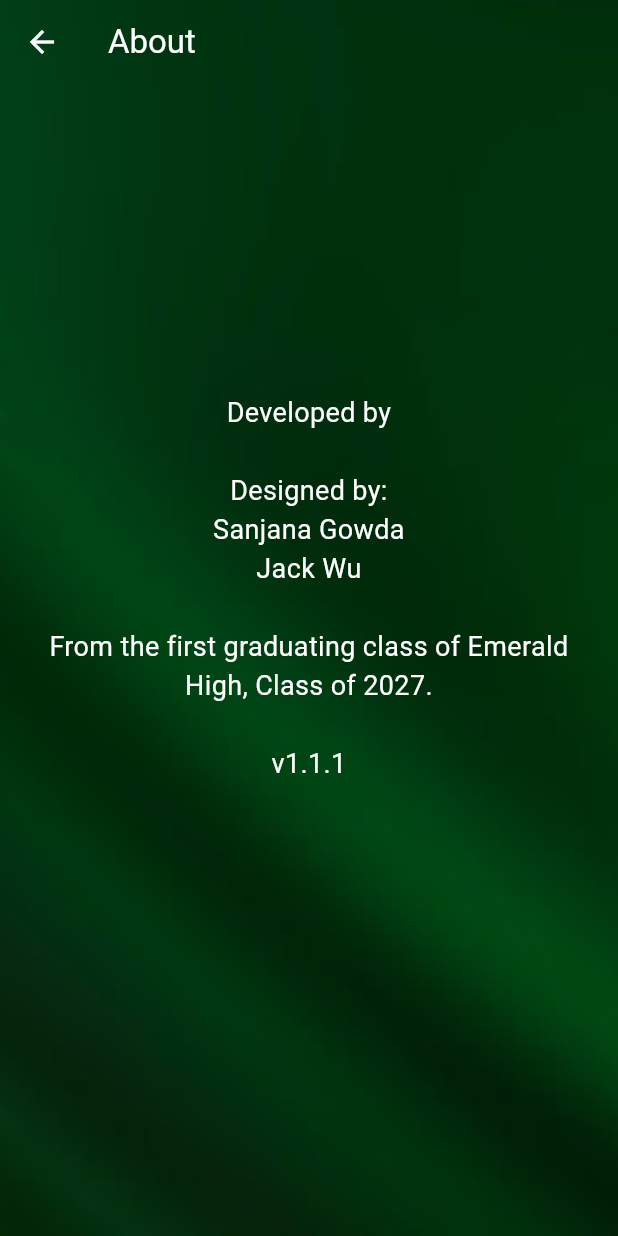
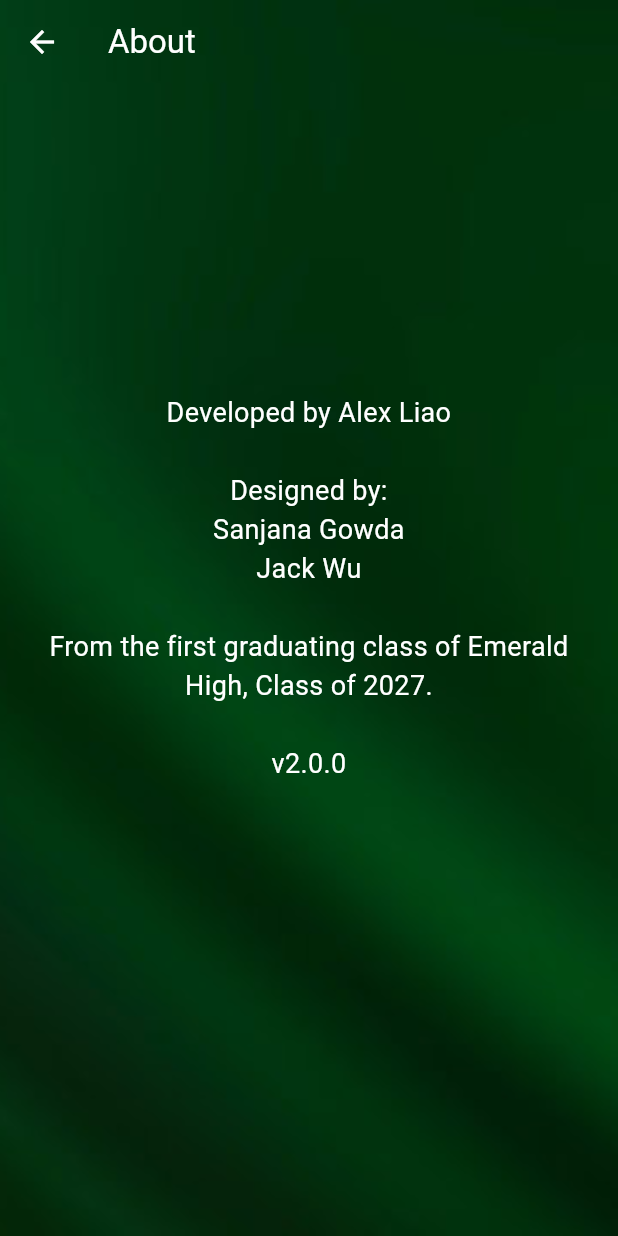
Before and after one commit to alexliao95311/ehs-bell-schedule, a Flutter app: the AboutPage screen opened directly, on a phone screen of 412 x 824 dp. Run offline on Flutter 3.47's test engine with Material 3 defaults, Android fonts, the phone set to English and light mode, and no system bars; our stand-ins replace awesome_notifications, shared_preferences; accounts and stored records are empty.

Commit message:
v2.0.0 final release

```diff
--- a/lib/main.dart
+++ b/lib/main.dart
@@ -1000,10 +1000,10 @@
                 children: const [
                   Spacer(flex: 2),
                   Text(
-                    'Developed by \n\n'
+                    'Developed by Alex Liao\n\n'
                     'Designed by: \nSanjana Gowda\nJack Wu\n\n'
                     'From the first graduating class of Emerald High, Class of 2027.\n\n'
-                    'v1.1.1',
+                    'v2.0.0',
                     style: TextStyle(
                       color: Colors.white,
                       fontSize: 18.0,
```
